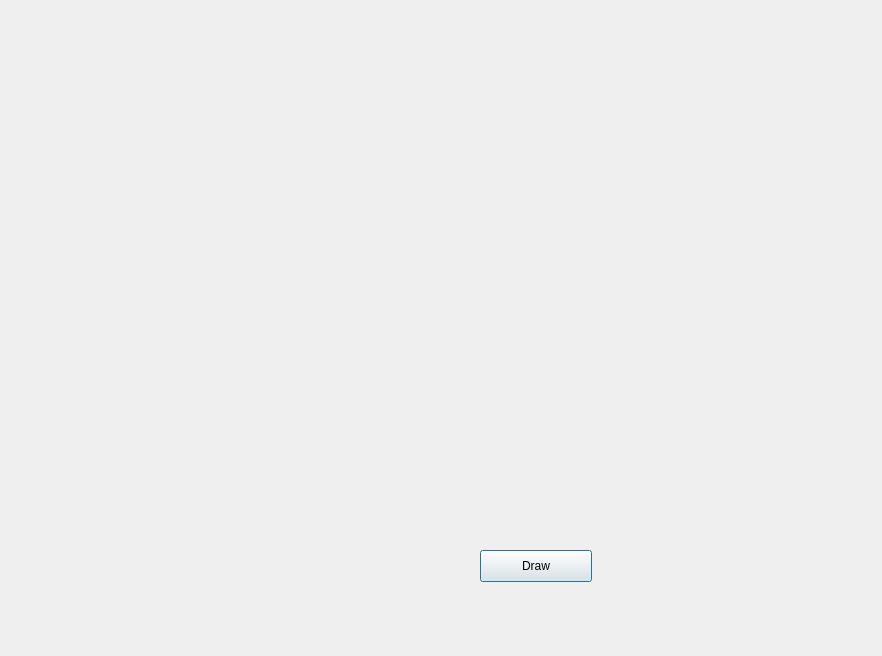
Old version of the form Qchart_dialog.ui in the repository WilsonImmunologyLab/VGenes.
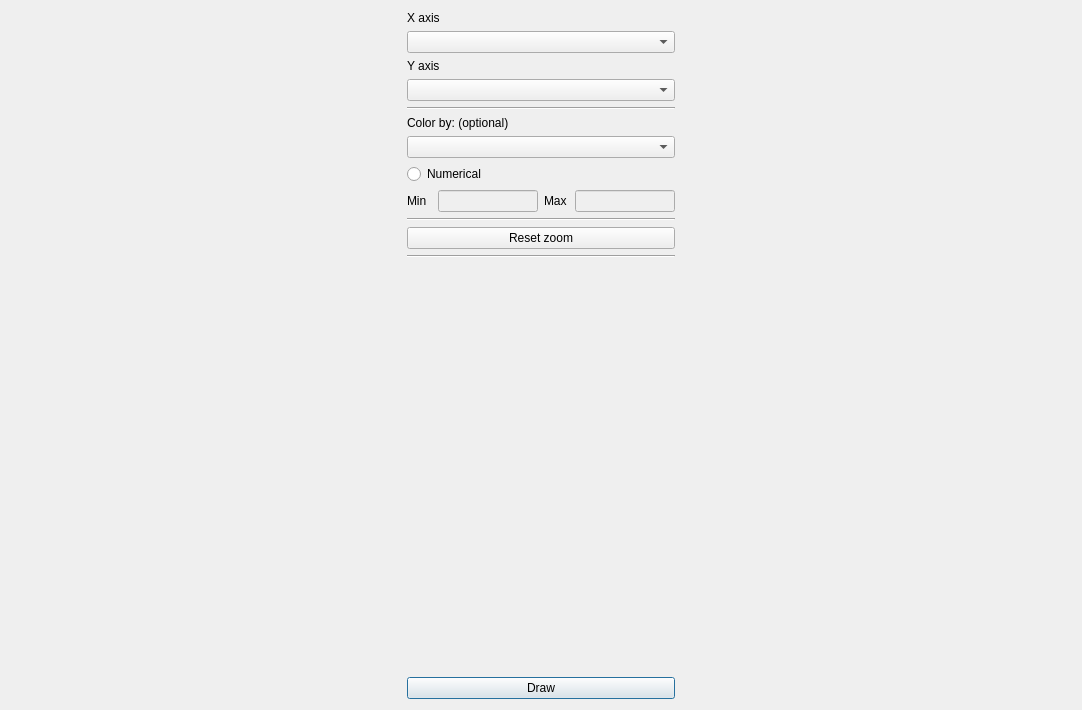
New version of the form.

```diff
--- a/Qchart_dialog.ui
+++ b/Qchart_dialog.ui
@@ -6,37 +6,223 @@
    <rect>
     <x>0</x>
     <y>0</y>
-    <width>882</width>
-    <height>656</height>
+    <width>1082</width>
+    <height>710</height>
    </rect>
   </property>
   <property name="windowTitle">
    <string>Dialog</string>
   </property>
-  <widget class="QWidget" name="verticalLayoutWidget">
-   <property name="geometry">
-    <rect>
-     <x>320</x>
-     <y>70</y>
-     <width>421</width>
-     <height>431</height>
-    </rect>
-   </property>
-   <layout class="QVBoxLayout" name="PlotVerticalLayout"/>
-  </widget>
-  <widget class="QPushButton" name="pushButtonDraw">
-   <property name="geometry">
-    <rect>
-     <x>480</x>
-     <y>550</y>
-     <width>112</width>
-     <height>32</height>
-    </rect>
-   </property>
-   <property name="text">
-    <string>Draw</string>
-   </property>
-  </widget>
+  <layout class="QGridLayout" name="gridLayout_2">
+   <item row="0" column="0" rowspan="2">
+    <layout class="QVBoxLayout" name="verticalLayout">
+     <item>
+      <widget class="QLabel" name="label">
+       <property name="maximumSize">
+        <size>
+         <width>280</width>
+         <height>16777215</height>
+        </size>
+       </property>
+       <property name="text">
+        <string>X axis</string>
+       </property>
+      </widget>
+     </item>
+     <item>
+      <widget class="QComboBox" name="comboBoxX">
+       <property name="maximumSize">
+        <size>
+         <width>300</width>
+         <height>16777215</height>
+        </size>
+       </property>
+      </widget>
+     </item>
+     <item>
+      <widget class="QLabel" name="label_2">
+       <property name="maximumSize">
+        <size>
+         <width>280</width>
+         <height>16777215</height>
+        </size>
+       </property>
+       <property name="text">
+        <string>Y axis</string>
+       </property>
+      </widget>
+     </item>
+     <item>
+      <widget class="QComboBox" name="comboBoxY">
+       <property name="maximumSize">
+        <size>
+         <width>300</width>
+         <height>16777215</height>
+        </size>
+       </property>
+      </widget>
+     </item>
+     <item>
+      <widget class="Line" name="line">
+       <property name="orientation">
+        <enum>Qt::Horizontal</enum>
+       </property>
+      </widget>
+     </item>
+     <item>
+      <widget class="QLabel" name="label_3">
+       <property name="maximumSize">
+        <size>
+         <width>280</width>
+         <height>16777215</height>
+        </size>
+       </property>
+       <property name="text">
+        <string>Color by: (optional)</string>
+       </property>
+      </widget>
+     </item>
+     <item>
+      <widget class="QComboBox" name="comboBoxGroup">
+       <property name="maximumSize">
+        <size>
+         <width>300</width>
+         <height>16777215</height>
+        </size>
+       </property>
+      </widget>
+     </item>
+     <item>
+      <widget class="QRadioButton" name="radioButtonNum">
+       <property name="maximumSize">
+        <size>
+         <width>280</width>
+         <height>16777215</height>
+        </size>
+       </property>
+       <property name="text">
+        <string>Numerical</string>
+       </property>
+      </widget>
+     </item>
+     <item>
+      <layout class="QHBoxLayout" name="horizontalLayout_2">
+       <item>
+        <widget class="QLabel" name="label_4">
+         <property name="maximumSize">
+          <size>
+           <width>25</width>
+           <height>16777215</height>
+          </size>
+         </property>
+         <property name="text">
+          <string>Min</string>
+         </property>
+        </widget>
+       </item>
+       <item>
+        <widget class="QLineEdit" name="lineEditMin">
+         <property name="enabled">
+          <bool>false</bool>
+         </property>
+         <property name="maximumSize">
+          <size>
+           <width>100</width>
+           <height>16777215</height>
+          </size>
+         </property>
+        </widget>
+       </item>
+       <item>
+        <widget class="QLabel" name="label_5">
+         <property name="maximumSize">
+          <size>
+           <width>25</width>
+           <height>16777215</height>
+          </size>
+         </property>
+         <property name="text">
+          <string>Max</string>
+         </property>
+        </widget>
+       </item>
+       <item>
+        <widget class="QLineEdit" name="lineEditMax">
+         <property name="enabled">
+          <bool>false</bool>
+         </property>
+         <property name="maximumSize">
+          <size>
+           <width>100</width>
+           <height>16777215</height>
+          </size>
+         </property>
+        </widget>
+       </item>
+      </layout>
+     </item>
+     <item>
+      <widget class="Line" name="line_3">
+       <property name="orientation">
+        <enum>Qt::Horizontal</enum>
+       </property>
+      </widget>
+     </item>
+     <item>
+      <widget class="QPushButton" name="pushButtonResetZoom">
+       <property name="maximumSize">
+        <size>
+         <width>300</width>
+         <height>16777215</height>
+        </size>
+       </property>
+       <property name="text">
+        <string>Reset zoom</string>
+       </property>
+       <property name="autoDefault">
+        <bool>false</bool>
+       </property>
+      </widget>
+     </item>
+     <item>
+      <widget class="Line" name="line_2">
+       <property name="orientation">
+        <enum>Qt::Horizontal</enum>
+       </property>
+      </widget>
+     </item>
+    </layout>
+   </item>
+   <item row="3" column="0">
+    <widget class="QPushButton" name="pushButtonDraw">
+     <property name="maximumSize">
+      <size>
+       <width>300</width>
+       <height>16777215</height>
+      </size>
+     </property>
+     <property name="text">
+      <string>Draw</string>
+     </property>
+    </widget>
+   </item>
+   <item row="2" column="0">
+    <spacer name="verticalSpacer">
+     <property name="orientation">
+      <enum>Qt::Vertical</enum>
+     </property>
+     <property name="sizeHint" stdset="0">
+      <size>
+       <width>20</width>
+       <height>40</height>
+      </size>
+     </property>
+    </spacer>
+   </item>
+   <item row="0" column="1" rowspan="4">
+    <layout class="QVBoxLayout" name="PlotVerticalLayout"/>
+   </item>
+  </layout>
  </widget>
  <resources/>
  <connections/>
```
